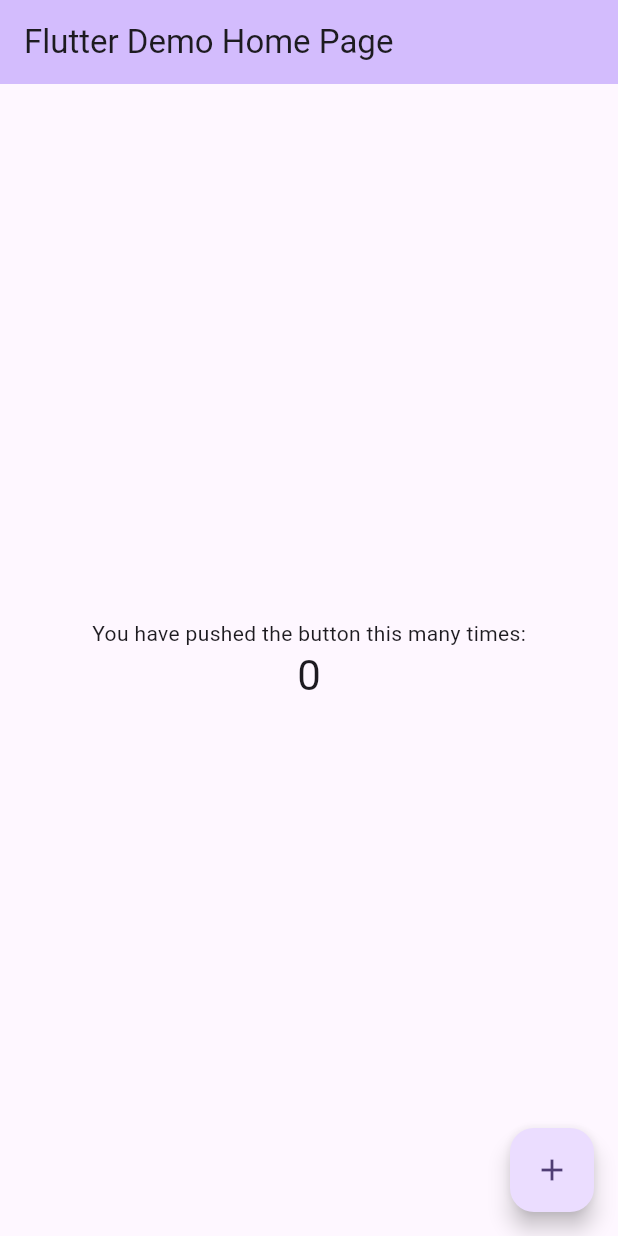
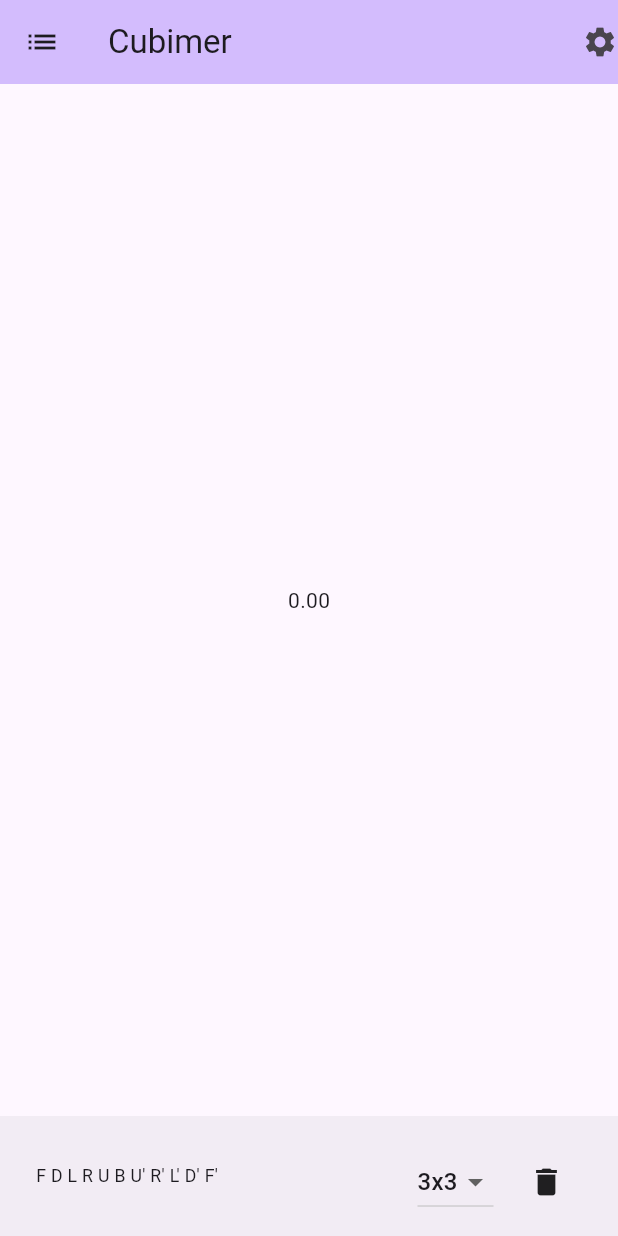
Before and after one commit to VigneshSK17/cubimer, a Flutter app: the screen it shows after launch, on a phone screen of 412 x 824 dp. Run offline on Flutter 3.47's test engine with Material 2 defaults, Android fonts, the phone set to English and light mode, and no system bars.

Commit message:
Made basic UI for bottom bar

```diff
--- a/lib/main.dart
+++ b/lib/main.dart
@@ -1,3 +1,4 @@
+import 'package:cubimer/widgets/bottom_bar.dart';
 import 'package:flutter/material.dart';
 
 // TODO: Add riverpod and localstorage
@@ -12,7 +13,7 @@ class MyApp extends StatelessWidget {
   @override
   Widget build(BuildContext context) {
     return MaterialApp(
-      title: 'Flutter Demo',
+      title: 'Cubimer',
       theme: ThemeData(
         // This is the theme of your application.
         //
@@ -32,7 +33,7 @@ class MyApp extends StatelessWidget {
         colorScheme: ColorScheme.fromSeed(seedColor: Colors.deepPurple),
         useMaterial3: true,
       ),
-      home: const MyHomePage(title: 'Flutter Demo Home Page'),
+      home: const MyHomePage(title: 'Cubimer'), // TODO: Make cooler
     );
   }
 }
@@ -56,19 +57,6 @@ class MyHomePage extends StatefulWidget {
 }
 
 class _MyHomePageState extends State<MyHomePage> {
-  int _counter = 0;
-
-  void _incrementCounter() {
-    setState(() {
-      // This call to setState tells the Flutter framework that something has
-      // changed in this State, which causes it to rerun the build method below
-      // so that the display can reflect the updated values. If we changed
-      // _counter without calling setState(), then the build method would not be
-      // called again, and so nothing would appear to happen.
-      _counter++;
-    });
-  }
-
   @override
   Widget build(BuildContext context) {
     // This method is rerun every time setState is called, for instance as done
@@ -86,8 +74,10 @@ class _MyHomePageState extends State<MyHomePage> {
         // Here we take the value from the MyHomePage object that was created by
         // the App.build method, and use it to set our appbar title.
         title: Text(widget.title),
+        leading: const Icon(Icons.list),
+        actions: const [Icon(Icons.settings)],
       ),
-      body: Center(
+      body: const Center(
         // Center is a layout widget. It takes a single child and positions it
         // in the middle of the parent.
         child: Column(
@@ -106,21 +96,13 @@ class _MyHomePageState extends State<MyHomePage> {
           // wireframe for each widget.
           mainAxisAlignment: MainAxisAlignment.center,
           children: <Widget>[
-            const Text(
-              'You have pushed the button this many times:',
-            ),
             Text(
-              '$_counter',
-              style: Theme.of(context).textTheme.headlineMedium,
+              '0.00',
             ),
           ],
         ),
       ),
-      floatingActionButton: FloatingActionButton(
-        onPressed: _incrementCounter,
-        tooltip: 'Increment',
-        child: const Icon(Icons.add),
-      ), // This trailing comma makes auto-formatting nicer for build methods.
+      bottomNavigationBar: const BottomBar(),
     );
   }
 }
--- /dev/null
+++ b/lib/widgets/bottom_bar.dart
@@ -0,0 +1,52 @@
+import 'package:cubimer/widgets/edit_dialog.dart';
+import 'package:flutter/material.dart';
+
+class BottomBar extends StatefulWidget {
+  const BottomBar({super.key});
+
+  @override
+  State<StatefulWidget> createState() => _BottomBarState();
+}
+
+class _BottomBarState extends State<BottomBar> {
+  @override
+  Widget build(BuildContext context) {
+    return BottomAppBar(
+        child: Center(
+            child: Padding(
+                padding: EdgeInsets.all(8.0),
+                child: Row(
+                  children: [
+                    Expanded(
+                      // TODO: Fix font sizing
+                      child: FittedBox(
+                        fit: BoxFit.fitWidth,
+                        child: Text("F D L R U B U' R' L' D' F'"),
+                      ),
+                    ),
+                    Spacer(),
+                    Expanded(
+                        child: Wrap(
+                      alignment: WrapAlignment.spaceAround,
+                      crossAxisAlignment: WrapCrossAlignment.center,
+                      children: [
+                        // TODO: Fix dropdown
+                        DropdownButton(
+                          items: [DropdownMenuItem(child: Text("3x3"))],
+                          onChanged: (value) =>
+                              print("hi"), // TODO: Change it to state
+                        ),
+                        Icon(Icons.delete),
+                        IconButton(
+                          icon: Icon(Icons.edit),
+                          onPressed: () => showDialog(
+                              context: context,
+                              builder: (context) => EditDialog()),
+                        ), // TODO: Add popup
+                        Icon(Icons.redo)
+                      ],
+                    ))
+                  ],
+                ))));
+  }
+}
```
Also changed, not shown: lib/widgets/edit_dialog.dart (added, +52 -0 lines).
